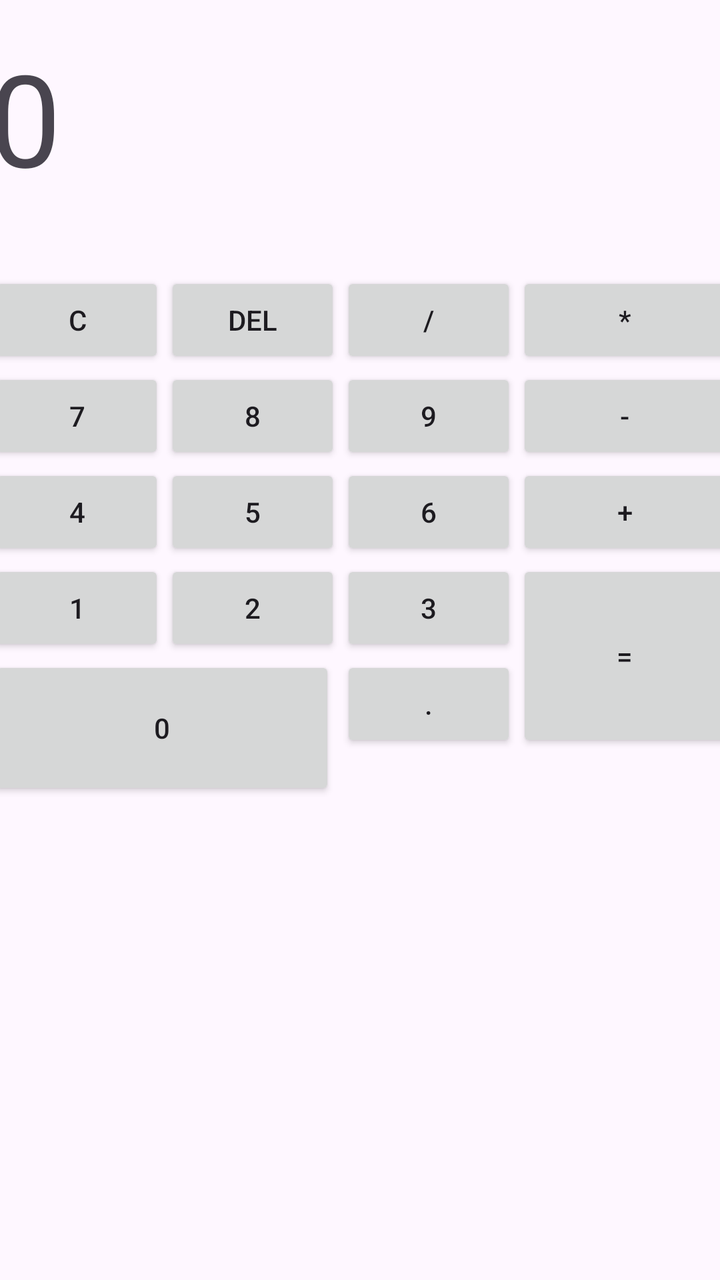
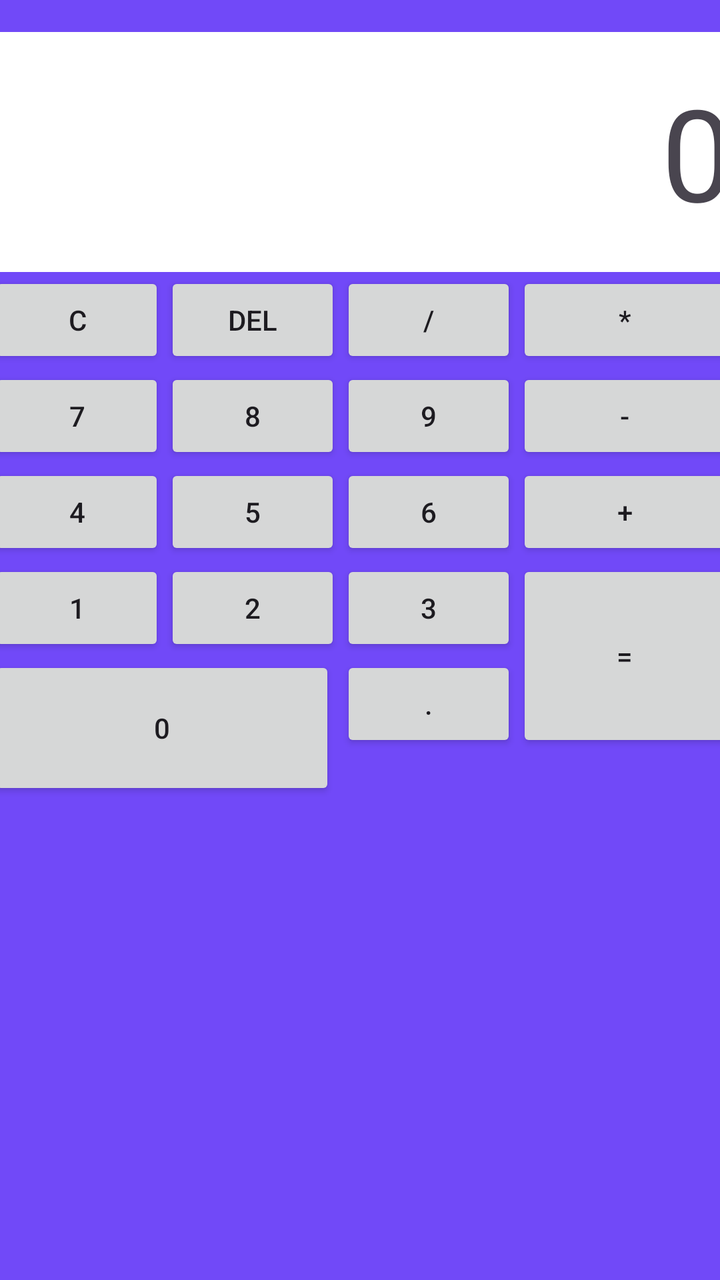

An Android layout rendered at two revisions. The XML below is the earlier revision; the diff shows what the commit changed to produce the second picture.
<!-- AndroidManifest.xml: application theme Theme.AdnroidCalculator -->
<!-- res/layout/activity_main.xml -->
<?xml version="1.0" encoding="utf-8"?>
<androidx.constraintlayout.widget.ConstraintLayout xmlns:android="http://schemas.android.com/apk/res/android"
    xmlns:app="http://schemas.android.com/apk/res-auto"
    xmlns:tools="http://schemas.android.com/tools"
    android:id="@+id/main"
    android:layout_width="match_parent"
    android:layout_height="match_parent"
    tools:context=".MainActivity">

    <TextView
        android:id="@+id/textView"
        android:layout_width="372dp"
        android:layout_height="120dp"
        android:layout_marginTop="16dp"
        android:textSize="64sp"
        android:text="0"
        app:layout_constraintEnd_toEndOf="parent"
        app:layout_constraintHorizontal_bias="0.487"
        app:layout_constraintStart_toStartOf="parent"
        app:layout_constraintTop_toTopOf="parent" />

    <Button
        android:id="@+id/c"
        android:layout_width="wrap_content"
        android:layout_height="wrap_content"
        android:text="c"
        app:layout_constraintStart_toStartOf="@+id/textView"
        app:layout_constraintTop_toBottomOf="@+id/textView" />

    <Button
        android:id="@+id/back"
        android:layout_width="wrap_content"
        android:layout_height="wrap_content"
        android:text="del"
        app:layout_constraintStart_toEndOf="@+id/c"
        app:layout_constraintTop_toTopOf="@+id/c" />

    <Button
        android:id="@+id/div"
        android:layout_width="wrap_content"
        android:layout_height="wrap_content"
        android:text="/"
        app:layout_constraintStart_toEndOf="@+id/back"
        app:layout_constraintTop_toTopOf="@+id/back" />

    <Button
        android:id="@+id/mult"
        android:layout_width="0dp"
        android:layout_height="wrap_content"
        android:text="*"
        app:layout_constraintEnd_toEndOf="@+id/textView"
        app:layout_constraintStart_toEndOf="@+id/div"
        app:layout_constraintTop_toTopOf="@+id/div" />

    <Button
        android:id="@+id/b7"
        android:layout_width="wrap_content"
        android:layout_height="wrap_content"
        android:text="7"
        app:layout_constraintStart_toStartOf="@+id/c"
        app:layout_constraintTop_toBottomOf="@+id/c" />

    <Button
        android:id="@+id/b8"
        android:layout_width="wrap_content"
        android:layout_height="wrap_content"
        android:text="8"
        app:layout_constraintStart_toEndOf="@+id/c"
        app:layout_constraintTop_toBottomOf="@+id/back" />

    <Button
        android:id="@+id/b9"
        android:layout_width="wrap_content"
        android:layout_height="wrap_content"
        android:text="9"
        app:layout_constraintStart_toEndOf="@+id/back"
        app:layout_constraintTop_toBottomOf="@+id/div" />

    <Button
        android:id="@+id/bMin"
        android:layout_width="0dp"
        android:layout_height="wrap_content"
        android:text="-"
        app:layout_constraintEnd_toEndOf="@+id/textView"
        app:layout_constraintStart_toEndOf="@+id/div"
        app:layout_constraintTop_toBottomOf="@+id/mult" />

    <Button
        android:id="@+id/b4"
        android:layout_width="wrap_content"
        android:layout_height="wrap_content"
        android:text="4"
        app:layout_constraintStart_toStartOf="@+id/b7"
        app:layout_constraintTop_toBottomOf="@+id/b7" />

    <Button
        android:id="@+id/b5"
        android:layout_width="wrap_content"
        android:layout_height="wrap_content"
        android:text="5"
        app:layout_constraintStart_toEndOf="@+id/b7"
        app:layout_constraintTop_toBottomOf="@+id/b8" />

    <Button
        android:id="@+id/b6"
        android:layout_width="wrap_content"
        android:layout_height="wrap_content"
        android:text="6"
        app:layout_constraintStart_toEndOf="@+id/b8"
        app:layout_constraintTop_toBottomOf="@+id/b9" />

    <Button
        android:id="@+id/bPlus"
        android:layout_width="0dp"
        android:layout_height="wrap_content"
        android:text="+"
        app:layout_constraintEnd_toEndOf="@+id/textView"
        app:layout_constraintStart_toEndOf="@+id/b9"
        app:layout_constraintTop_toBottomOf="@+id/bMin" />

    <Button
        android:id="@+id/b1"
        android:layout_width="wrap_content"
        android:layout_height="wrap_content"
        android:text="1"
        app:layout_constraintStart_toStartOf="@+id/b4"
        app:layout_constraintTop_toBottomOf="@+id/b4" />

    <Button
        android:id="@+id/b2"
        android:layout_width="wrap_content"
        android:layout_height="wrap_content"
        android:text="2"
        app:layout_constraintStart_toEndOf="@+id/b4"
        app:layout_constraintTop_toBottomOf="@+id/b5" />

    <Button
        android:id="@+id/b3"
        android:layout_width="wrap_content"
        android:layout_height="wrap_content"
        android:text="3"
        app:layout_constraintStart_toEndOf="@+id/b5"
        app:layout_constraintTop_toBottomOf="@+id/b6" />

    <Button
        android:id="@+id/bEq"
        android:layout_width="0dp"
        android:layout_height="0dp"
        android:autoText="false"
        android:text="="
        app:layout_constraintBottom_toBottomOf="@+id/point"
        app:layout_constraintEnd_toEndOf="@+id/textView"
        app:layout_constraintStart_toEndOf="@+id/b6"
        app:layout_constraintTop_toBottomOf="@+id/bPlus" />

    <Button
        android:id="@+id/b0"
        android:layout_width="173dp"
        android:layout_height="72dp"
        android:text="0"
        app:layout_constraintStart_toStartOf="@+id/b1"
        app:layout_constraintTop_toBottomOf="@+id/b1" />

    <Button
        android:id="@+id/point"
        android:layout_width="wrap_content"
        android:layout_height="wrap_content"
        android:text="."
        app:layout_constraintStart_toEndOf="@+id/b2"
        app:layout_constraintTop_toBottomOf="@+id/b3" />

</androidx.constraintlayout.widget.ConstraintLayout>
<!-- resources referenced by this layout -->
<resources>
  <style name="Theme.AdnroidCalculator" parent="Base.Theme.AdnroidCalculator" />
  <style name="Base.Theme.AdnroidCalculator" parent="Theme.Material3.DayNight.NoActionBar">
          
          
      </style>
</resources>

<!-- the commit's change to res/layout/activity_main.xml (unified diff, before → after) -->
@@ -3,16 +3,19 @@
     xmlns:app="http://schemas.android.com/apk/res-auto"
     xmlns:tools="http://schemas.android.com/tools"
     android:id="@+id/main"
+    android:background="#7149F8"
     android:layout_width="match_parent"
     android:layout_height="match_parent"
     tools:context=".MainActivity">
 
     <TextView
+        android:background="@color/white"
         android:id="@+id/textView"
         android:layout_width="372dp"
         android:layout_height="120dp"
         android:layout_marginTop="16dp"
         android:textSize="64sp"
+        android:gravity="end|center_vertical"
         android:text="0"
         app:layout_constraintEnd_toEndOf="parent"
         app:layout_constraintHorizontal_bias="0.487"
<!-- resource entries referenced after the edit -->
@@ -1,5 +1,6 @@
 <!-- resources referenced by this layout -->
 <resources>
+  <color name="white">#FFFFFFFF</color>
   <style name="Theme.AdnroidCalculator" parent="Base.Theme.AdnroidCalculator" />
   <style name="Base.Theme.AdnroidCalculator" parent="Theme.Material3.DayNight.NoActionBar">
           
